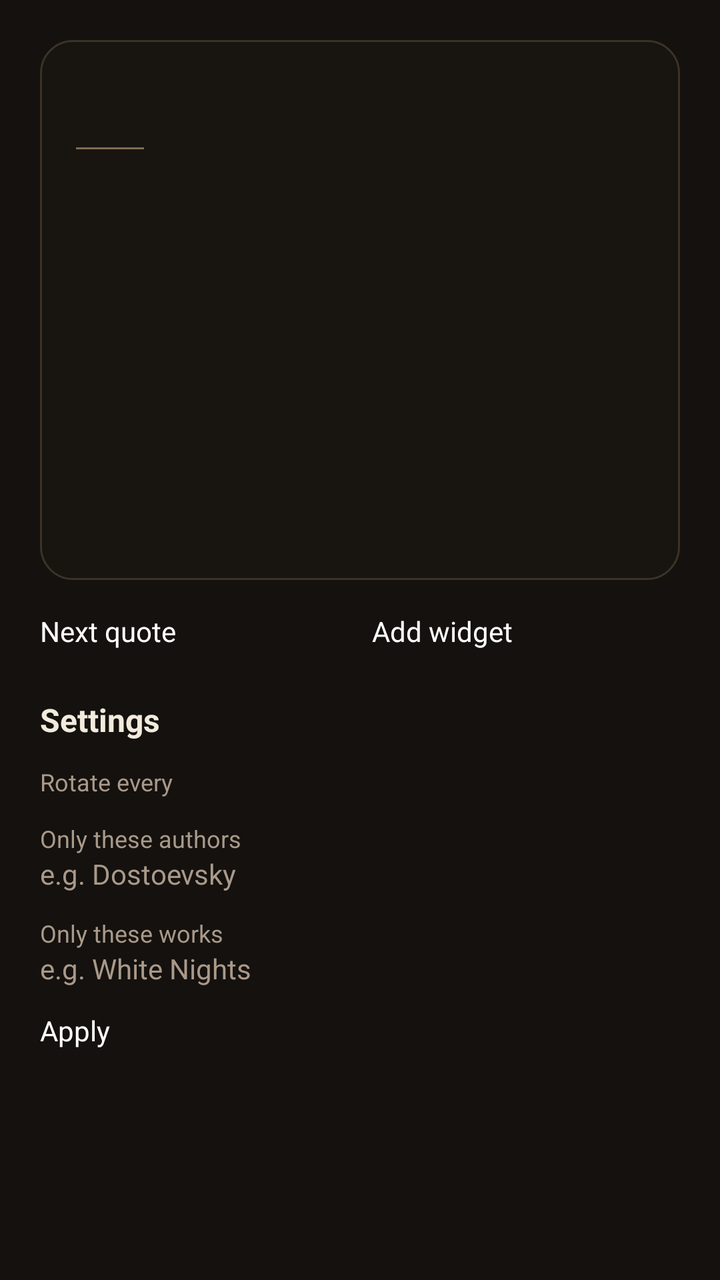
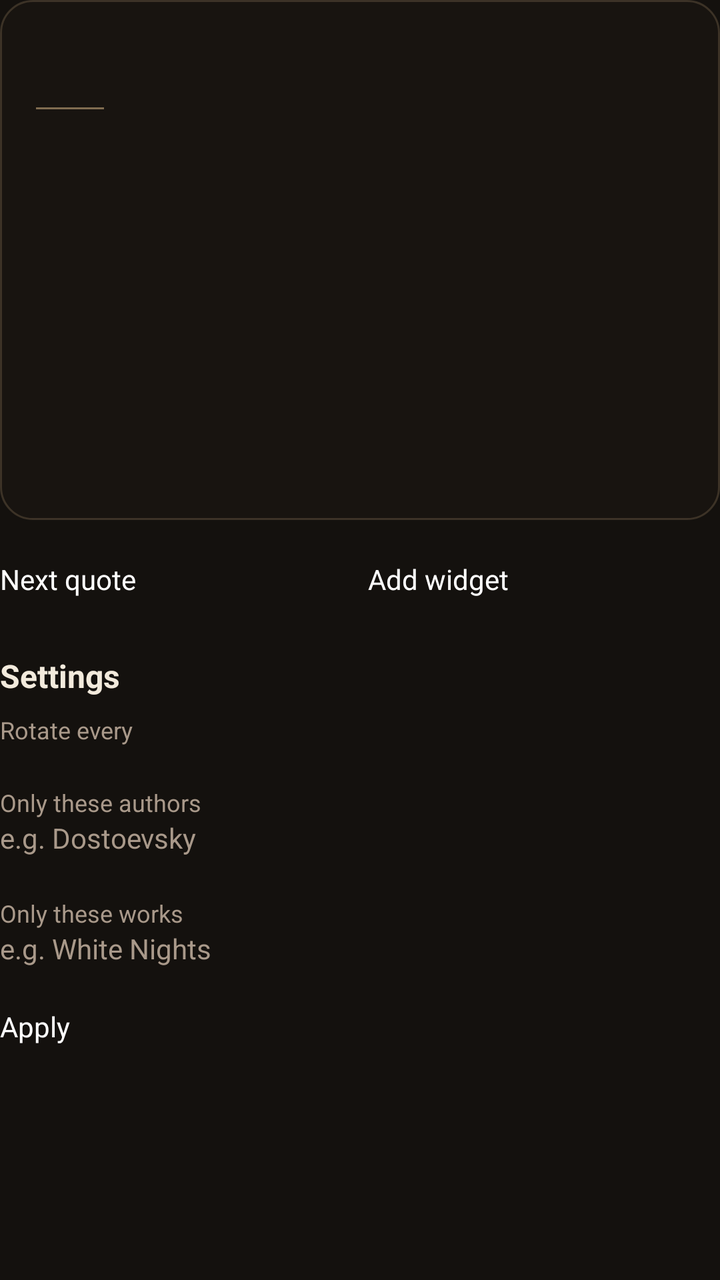

The first picture is an Android layout as it rendered before a commit; the second is the same layout after the commit. The layout source and the unified diff follow.
<!-- AndroidManifest.xml: application theme AppTheme -->
<!-- res/layout/activity_main.xml -->
<?xml version="1.0" encoding="utf-8"?>
<ScrollView xmlns:android="http://schemas.android.com/apk/res/android"
    android:layout_width="match_parent"
    android:layout_height="match_parent"
    android:background="@color/screen_background"
    android:fillViewport="true">

    <LinearLayout
        android:layout_width="match_parent"
        android:layout_height="wrap_content"
        android:orientation="vertical"
        android:padding="20dp">

        <include
            layout="@layout/widget_card"
            android:layout_width="match_parent"
            android:layout_height="270dp" />

        <LinearLayout
            android:layout_width="match_parent"
            android:layout_height="wrap_content"
            android:layout_marginTop="16dp"
            android:orientation="horizontal">

            <Button
                android:id="@+id/button_next"
                android:layout_width="0dp"
                android:layout_height="wrap_content"
                android:layout_weight="1"
                android:text="@string/next_quote" />

            <Button
                android:id="@+id/button_add"
                android:layout_width="0dp"
                android:layout_height="wrap_content"
                android:layout_marginStart="12dp"
                android:layout_weight="1"
                android:text="@string/add_widget" />
        </LinearLayout>

        <TextView
            style="@style/SectionLabel"
            android:layout_width="match_parent"
            android:layout_height="wrap_content"
            android:layout_marginTop="24dp"
            android:text="@string/settings" />

        <TextView
            style="@style/FieldLabel"
            android:layout_width="match_parent"
            android:layout_height="wrap_content"
            android:layout_marginTop="12dp"
            android:text="@string/interval_label" />

        <Spinner
            android:id="@+id/interval_spinner"
            android:layout_width="match_parent"
            android:layout_height="wrap_content" />

        <TextView
            style="@style/FieldLabel"
            android:layout_width="match_parent"
            android:layout_height="wrap_content"
            android:layout_marginTop="12dp"
            android:text="@string/author_label" />

        <EditText
            android:id="@+id/filter_author"
            android:layout_width="match_parent"
            android:layout_height="wrap_content"
            android:hint="@string/author_hint"
            android:importantForAutofill="no"
            android:inputType="text"
            android:textColor="@color/quote_text"
            android:textColorHint="@color/text_secondary" />

        <TextView
            style="@style/FieldLabel"
            android:layout_width="match_parent"
            android:layout_height="wrap_content"
            android:layout_marginTop="12dp"
            android:text="@string/work_label" />

        <EditText
            android:id="@+id/filter_work"
            android:layout_width="match_parent"
            android:layout_height="wrap_content"
            android:hint="@string/work_hint"
            android:importantForAutofill="no"
            android:inputType="text"
            android:textColor="@color/quote_text"
            android:textColorHint="@color/text_secondary" />

        <Button
            android:id="@+id/button_apply"
            android:layout_width="wrap_content"
            android:layout_height="wrap_content"
            android:layout_marginTop="12dp"
            android:text="@string/apply" />

        <TextView
            android:id="@+id/source_text"
            style="@style/FieldLabel"
            android:layout_width="match_parent"
            android:layout_height="wrap_content"
            android:layout_marginTop="20dp" />
    </LinearLayout>
</ScrollView>
<!-- res/layout/widget_card.xml (included above) -->
<?xml version="1.0" encoding="utf-8"?>
<LinearLayout xmlns:android="http://schemas.android.com/apk/res/android"
    android:id="@+id/quote_card"
    android:layout_width="match_parent"
    android:layout_height="match_parent"
    android:background="@drawable/card_background"
    android:orientation="vertical"
    android:padding="18dp">

    <TextView
        android:id="@+id/quote_text"
        style="@style/QuoteText"
        android:layout_width="match_parent"
        android:layout_height="wrap_content"
        android:ellipsize="end"
        android:maxLines="6" />

    <TextView
        android:id="@+id/quote_rule"
        android:layout_width="34dp"
        android:layout_height="1dp"
        android:layout_marginTop="12dp"
        android:layout_marginBottom="10dp"
        android:background="@color/quote_rule" />

    <LinearLayout
        android:id="@+id/quote_attribution"
        android:layout_width="match_parent"
        android:layout_height="wrap_content"
        android:orientation="vertical">

        <TextView
            android:id="@+id/quote_author"
            style="@style/QuoteAuthor"
            android:layout_width="match_parent"
            android:layout_height="wrap_content" />

        <TextView
            android:id="@+id/quote_work"
            style="@style/QuoteWork"
            android:layout_width="match_parent"
            android:layout_height="wrap_content" />
    </LinearLayout>
</LinearLayout>
<!-- resources referenced by this layout -->
<resources>
  <color name="quote_rule">#8CD6B585</color>
  <color name="quote_text">#F2EADC</color>
  <color name="screen_background">#14110E</color>
  <color name="text_secondary">#A9998A</color>
  <!-- drawable card_background (drawable) -->
  <?xml version="1.0" encoding="utf-8"?>
  <shape xmlns:android="http://schemas.android.com/apk/res/android"
      android:shape="rectangle">
      <solid android:color="@color/card_background" />
      <stroke
          android:width="1dp"
          android:color="@color/card_stroke" />
      <corners android:radius="16dp" />
  </shape>
  <string name="add_widget">Add widget</string>
  <string name="apply">Apply</string>
  <string name="author_hint">e.g. Dostoevsky</string>
  <string name="author_label">Only these authors</string>
  <string name="interval_label">Rotate every</string>
  <string name="next_quote">Next quote</string>
  <string name="settings">Settings</string>
  <string name="work_hint">e.g. White Nights</string>
  <string name="work_label">Only these works</string>
  <style name="FieldLabel">
          <item name="android:textSize">12sp</item>
          <item name="android:textColor">@color/text_secondary</item>
      </style>
  <style name="QuoteAuthor">
          <item name="android:fontFamily">@font/eb_garamond</item>
          <item name="android:textSize">12sp</item>
          <item name="android:textColor">@color/quote_author</item>
          <item name="android:letterSpacing">0.12</item>
      </style>
  <style name="QuoteText">
          <item name="android:fontFamily">@font/eb_garamond</item>
          <item name="android:textSize">18sp</item>
          <item name="android:textColor">@color/quote_text</item>
          <item name="android:lineSpacingExtra">5dp</item>
      </style>
  <style name="QuoteWork">
          <item name="android:fontFamily">@font/eb_garamond</item>
          <item name="android:textSize">12sp</item>
          <item name="android:textColor">@color/quote_work</item>
          <item name="android:textStyle">italic</item>
      </style>
  <style name="SectionLabel">
          <item name="android:textSize">16sp</item>
          <item name="android:textColor">@color/quote_text</item>
          <item name="android:textStyle">bold</item>
      </style>
  <style name="AppTheme" parent="@android:style/Theme.Material.NoActionBar">
          <item name="android:windowBackground">@color/screen_background</item>
          <item name="android:colorAccent">@color/quote_author</item>
      </style>
  <color name="card_background">#B81A1511</color>
  <color name="card_stroke">#33D6B585</color>
  <color name="quote_author">#D9B98A</color>
  <color name="quote_work">#9A8B79</color>
</resources>

<!-- the commit's change to res/layout/activity_main.xml (unified diff, before → after) -->
@@ -1,25 +1,26 @@
 <?xml version="1.0" encoding="utf-8"?>
 <ScrollView xmlns:android="http://schemas.android.com/apk/res/android"
+    android:id="@+id/root"
     android:layout_width="match_parent"
     android:layout_height="match_parent"
     android:background="@color/screen_background"
+    android:clipToPadding="false"
     android:fillViewport="true">
 
     <LinearLayout
         android:layout_width="match_parent"
         android:layout_height="wrap_content"
-        android:orientation="vertical"
-        android:padding="20dp">
+        android:orientation="vertical">
 
         <include
             layout="@layout/widget_card"
             android:layout_width="match_parent"
-            android:layout_height="270dp" />
+            android:layout_height="@dimen/card_preview_height" />
 
         <LinearLayout
             android:layout_width="match_parent"
             android:layout_height="wrap_content"
-            android:layout_marginTop="16dp"
+            android:layout_marginTop="@dimen/block_gap"
             android:orientation="horizontal">
 
             <Button
@@ -33,7 +34,7 @@
                 android:id="@+id/button_add"
                 android:layout_width="0dp"
                 android:layout_height="wrap_content"
-                android:layout_marginStart="12dp"
+                android:layout_marginStart="@dimen/field_gap"
                 android:layout_weight="1"
                 android:text="@string/add_widget" />
         </LinearLayout>
@@ -42,14 +43,14 @@
             style="@style/SectionLabel"
             android:layout_width="match_parent"
             android:layout_height="wrap_content"
-            android:layout_marginTop="24dp"
+            android:layout_marginTop="@dimen/section_gap"
             android:text="@string/settings" />
 
         <TextView
             style="@style/FieldLabel"
             android:layout_width="match_parent"
             android:layout_height="wrap_content"
-            android:layout_marginTop="12dp"
+            android:layout_marginTop="@dimen/field_gap"
             android:text="@string/interval_label" />
 
         <Spinner
@@ -61,7 +62,7 @@
             style="@style/FieldLabel"
             android:layout_width="match_parent"
             android:layout_height="wrap_content"
-            android:layout_marginTop="12dp"
+            android:layout_marginTop="@dimen/block_gap"
             android:text="@string/author_label" />
 
         <EditText
@@ -78,7 +79,7 @@
             style="@style/FieldLabel"
             android:layout_width="match_parent"
             android:layout_height="wrap_content"
-            android:layout_marginTop="12dp"
+            android:layout_marginTop="@dimen/block_gap"
             android:text="@string/work_label" />
 
         <EditText
@@ -95,7 +96,7 @@
             android:id="@+id/button_apply"
             android:layout_width="wrap_content"
             android:layout_height="wrap_content"
-            android:layout_marginTop="12dp"
+            android:layout_marginTop="@dimen/block_gap"
             android:text="@string/apply" />
 
         <TextView
@@ -103,7 +104,7 @@
             style="@style/FieldLabel"
             android:layout_width="match_parent"
             android:layout_height="wrap_content"
-            android:layout_marginTop="20dp" />
+            android:layout_marginTop="@dimen/section_gap" />
     </LinearLayout>
 </ScrollView>
 <!-- res/layout/widget_card.xml (included above) -->
<!-- resource entries referenced after the edit -->
@@ -4,6 +4,10 @@
   <color name="quote_text">#F2EADC</color>
   <color name="screen_background">#14110E</color>
   <color name="text_secondary">#A9998A</color>
+  <dimen name="block_gap">20dp</dimen>
+  <dimen name="card_preview_height">260dp</dimen>
+  <dimen name="field_gap">8dp</dimen>
+  <dimen name="section_gap">28dp</dimen>
   <!-- drawable card_background (drawable) -->
   <?xml version="1.0" encoding="utf-8"?>
   <shape xmlns:android="http://schemas.android.com/apk/res/android"
